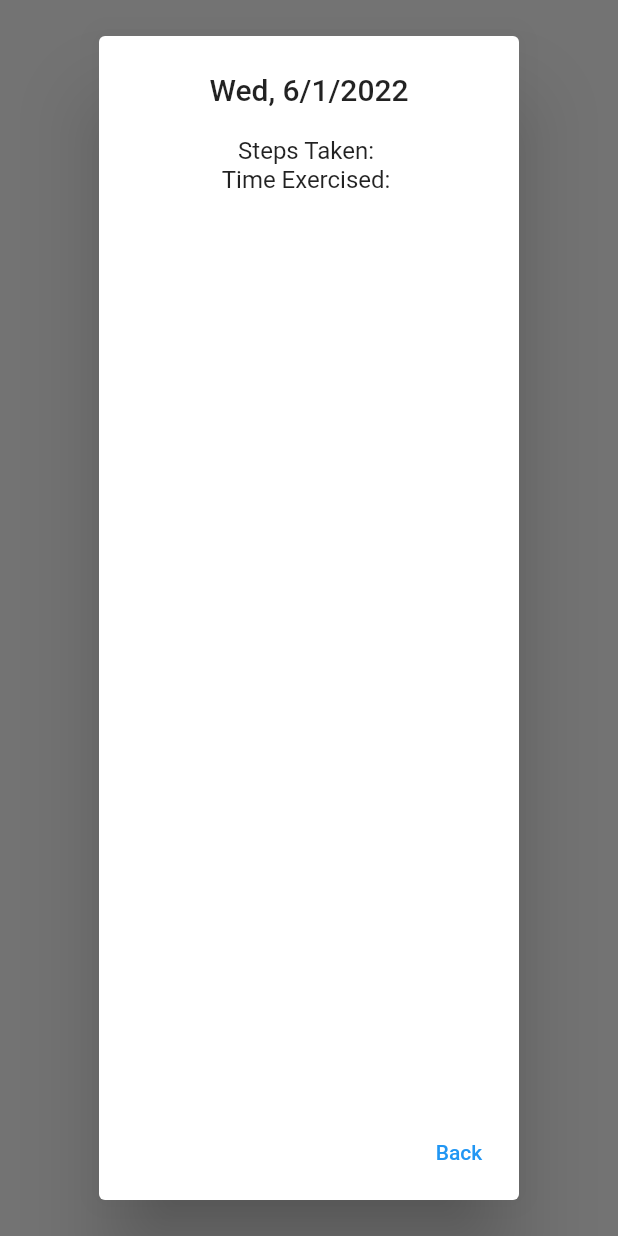
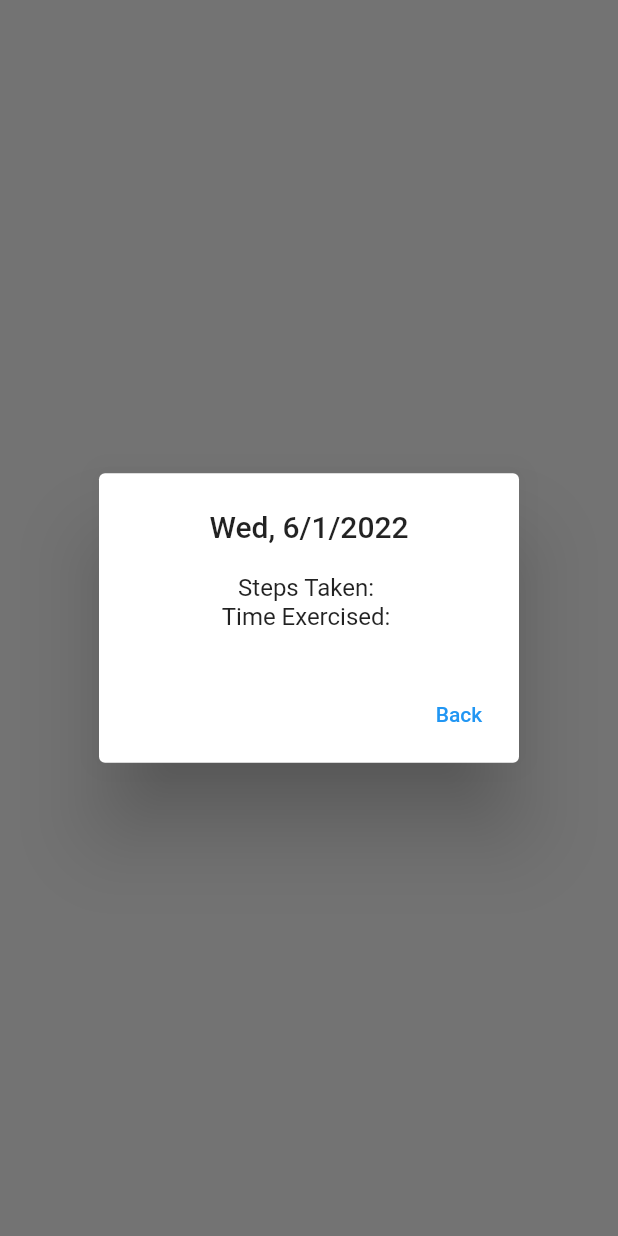
Before and after one commit to jia-han/growFit, a Flutter app: what selectHealth() shows on an empty page, opened directly, on a phone screen of 412 x 824 dp. Run offline on Flutter 3.47's test engine with Material 2 defaults, Android fonts, the phone set to English and light mode, and no system bars; our stand-ins replace firebase_auth, firebase_core; missing offline and left inert: flutterfire_ui; accounts and stored records are empty.

Commit message:
Update Home.dart

```diff
--- a/front_end/lib/screens/Home.dart
+++ b/front_end/lib/screens/Home.dart
@@ -1,5 +1,6 @@
 import 'package:flutter/material.dart';
 import 'package:intl/intl.dart';
+import 'package:front_end/screens/Shop.dart';
 
 
 class Home extends StatelessWidget {
@@ -22,7 +23,7 @@ class Home extends StatelessWidget {
           ),
         bottomNavigationBar: BottomNavigationBar(
           items: [
-            BottomNavigationBarItem(icon: Image.asset('assets/images/shop_icon.png', width: 24, height: 24), label: 'shop'),
+            BottomNavigationBarItem(icon: IconButton(icon:Image.asset('assets/images/shop_icon.png', width: 24, height: 24), onPressed: () {Navigator.push(context, MaterialPageRoute(builder: (context) => Shop()));},), label: 'shop'),
             BottomNavigationBarItem(icon: Icon(Icons.home), label: 'home'),
             BottomNavigationBarItem(icon: Image.asset('assets/images/gallery_icon.png', width: 24, height: 24), label: 'gallery')
         ],
@@ -36,7 +37,7 @@ Future<void> selectHealth(BuildContext context) async {
   await showDialog(context: context, builder: (context) {
     return AlertDialog(
       title: Align(alignment: Alignment.center, child: Text(DateFormat('EEE, M/d/y').format(DateTime.now()))),
-      content: Column(children: [Text('Steps Taken: '), Text('Time Exercised: ')],),
+      content: Column(children: [Text('Steps Taken: '), Text('Time Exercised: ')], mainAxisSize: MainAxisSize.min,),
       actions: <Widget>[TextButton(child: Text('Back'), onPressed: () { Navigator.of(context).pop();},)],
     );
   });
```
